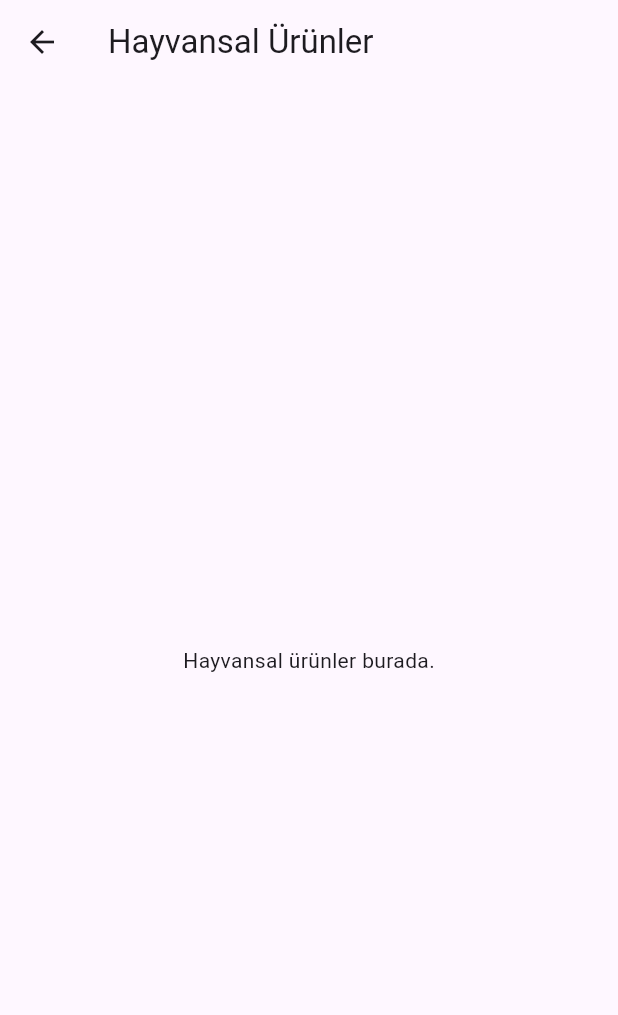
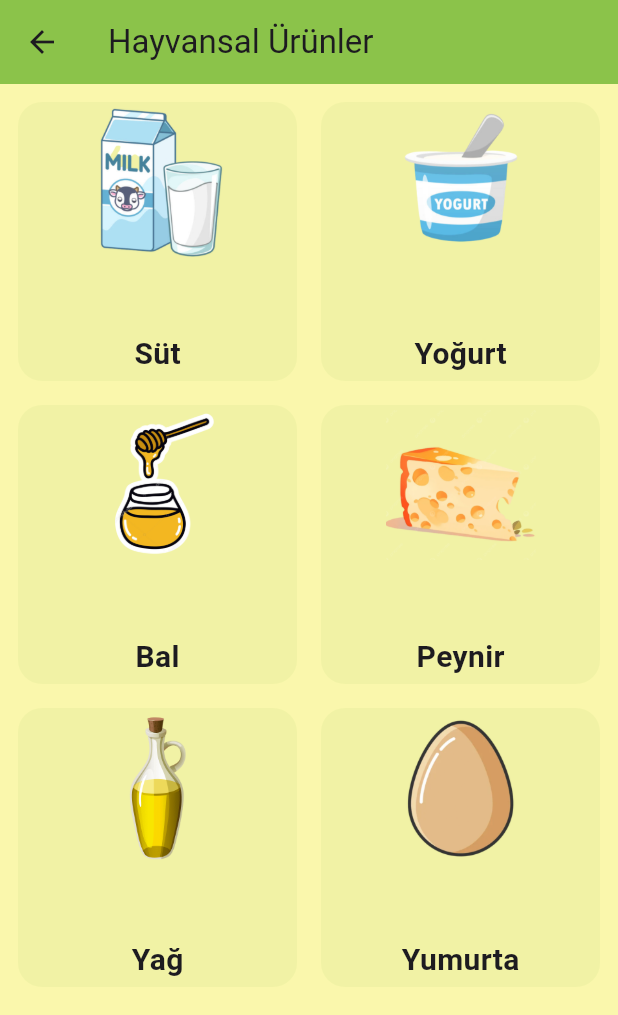
Before and after one commit to amessyrem/emmi, a Flutter app: the screen it shows after launch, after a tap on "Hayvansal Ürünler", on a phone screen of 412 x 824 dp. Shown: the top 1015 px of the screen. Run offline on Flutter 3.47's test engine with Material 3 defaults, Android fonts, the phone set to English and light mode, and no system bars; our stand-ins replace cloud_firestore, firebase_auth, firebase_core, lottie; accounts and stored records are empty; statements that could not run were skipped.

Commit message:
hayvansal_screen ekranı hazırlanı / gereken "png" dosyaları yüklendi

```diff
--- a/lib/screens/categories/hayvansal_screen.dart
+++ b/lib/screens/categories/hayvansal_screen.dart
@@ -1,13 +1,61 @@
 import 'package:flutter/material.dart';
 
-class MeatScreen extends StatelessWidget {
-  const MeatScreen({super.key});
+import 'package:flutter/material.dart';
+
+class HayvansalUrunlerEkrani extends StatelessWidget {
+  const HayvansalUrunlerEkrani({Key? key}) : super(key: key);
 
   @override
   Widget build(BuildContext context) {
+    List<Map<String, String>> hayvansalUrunler = [
+      {"isim": "Süt", "resim": "assets/images/sut.png"},
+      {"isim": "Yoğurt", "resim": "assets/images/yogurt.png"},
+      {"isim": "Bal", "resim": "assets/images/bal.png"},
+      {"isim": "Peynir", "resim": "assets/images/peynir.png"},
+      {"isim": "Yağ", "resim": "assets/images/yag.png"},
+      {"isim": "Yumurta", "resim": "assets/images/yumurta.png"},
+    ];
+
     return Scaffold(
-      appBar: AppBar(title: const Text('Hayvansal Ürünler')),
-      body: const Center(child: Text('Hayvansal ürünler burada.')),
+      appBar: AppBar(
+        title: const Text("Hayvansal Ürünler"),
+        backgroundColor: Colors.lightGreen, // Aynı yeşil tonu
+      ),
+      backgroundColor: const Color(0xFFFAF7AC), // Aynı arka plan rengi
+      body: Padding(
+        padding: const EdgeInsets.all(12.0),
+        child: GridView.count(
+          crossAxisCount: 2,
+          crossAxisSpacing: 16,
+          mainAxisSpacing: 16,
+          children: hayvansalUrunler.map((urun) {
+            return Container(
+              decoration: BoxDecoration(
+                color: const Color(0x106FAF37), // Aynı kutu rengi
+                borderRadius: BorderRadius.circular(16),
+              ),
+              child: Column(
+                mainAxisAlignment: MainAxisAlignment.center,
+                children: [
+                  Image.asset(
+                    urun["resim"]!,
+                    height: 100,
+                    fit: BoxFit.contain,
+                  ),
+                  const SizedBox(height: 50),
+                  Text(
+                    urun["isim"]!,
+                    style: const TextStyle(
+                      fontWeight: FontWeight.bold,
+                      fontSize: 20,
+                    ),
+                  ),
+                ],
+              ),
+            );
+          }).toList(),
+        ),
+      ),
     );
   }
 }
--- a/lib/screens/home_screen.dart
+++ b/lib/screens/home_screen.dart
@@ -22,7 +22,7 @@ class HomeScreen extends StatelessWidget {
 
   final List<String> boxImages = [
     'assets/images/legumes.png',
-    'assets/images/cow.png',
+    'assets/images/coww.png',
     'assets/images/nuts.png',
     'assets/images/fruit.png',
     'assets/images/vegetables.png',
@@ -56,7 +56,7 @@ class HomeScreen extends StatelessWidget {
                           targetScreen = const BakliyatEkrani();
                           break;
                         case 1:
-                          targetScreen = const MeatScreen();
+                          targetScreen = const HayvansalUrunlerEkrani();
                           break;
                         case 2:
                           targetScreen = const NutsScreen();
```
Also changed, not shown: assets/images/bal.png (added), assets/images/coww.png (added), assets/images/peynir.png (added), assets/images/sut.png (added), assets/images/yag.png (added), assets/images/yogurt.png (added), assets/images/yumurta.png (added), 1 other file.
